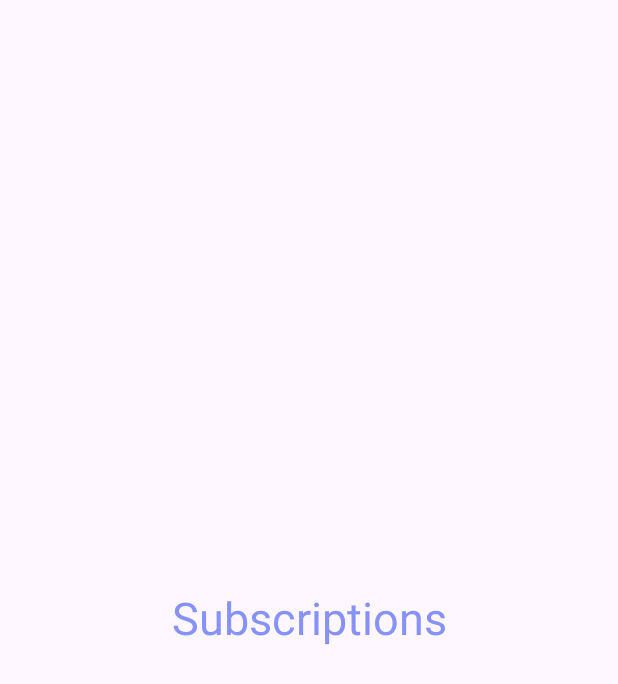
After one commit to Techbite-sudo/bottomNavigationDrawer, an Android app: the fragment SubscriptionFragment shown on its own in the app's theme, on a phone screen of 412 x 824 dp. The commit adds this screen. Shown: the top 684 px of the screen. Run offline under Robolectric (Android 15) with nearby library versions, the phone set to English and light mode, and no system bars.

Commit message:
fragments

```diff
--- /dev/null
+++ b/app/src/main/java/com/example/module3/SubscriptionFragment.java
@@ -0,0 +1,64 @@
+package com.example.module3;
+
+import android.os.Bundle;
+
+import androidx.fragment.app.Fragment;
+
+import android.view.LayoutInflater;
+import android.view.View;
+import android.view.ViewGroup;
+
+/**
+ * A simple {@link Fragment} subclass.
+ * Use the {@link SubscriptionFragment#newInstance} factory method to
+ * create an instance of this fragment.
+ */
+public class SubscriptionFragment extends Fragment {
+
+    // TODO: Rename parameter arguments, choose names that match
+    // the fragment initialization parameters, e.g. ARG_ITEM_NUMBER
+    private static final String ARG_PARAM1 = "param1";
+    private static final String ARG_PARAM2 = "param2";
+
+    // TODO: Rename and change types of parameters
+    private String mParam1;
+    private String mParam2;
+
+    public SubscriptionFragment() {
+        // Required empty public constructor
+    }
+
+    /**
+     * Use this factory method to create a new instance of
+     * this fragment using the provided parameters.
+     *
+     * @param param1 Parameter 1.
+     * @param param2 Parameter 2.
+     * @return A new instance of fragment SubscriptionFragment.
+     */
+    // TODO: Rename and change types and number of parameters
+    public static SubscriptionFragment newInstance(String param1, String param2) {
+        SubscriptionFragment fragment = new SubscriptionFragment();
+        Bundle args = new Bundle();
+        args.putString(ARG_PARAM1, param1);
+        args.putString(ARG_PARAM2, param2);
+        fragment.setArguments(args);
+        return fragment;
+    }
+
+    @Override
+    public void onCreate(Bundle savedInstanceState) {
+        super.onCreate(savedInstanceState);
+        if (getArguments() != null) {
+            mParam1 = getArguments().getString(ARG_PARAM1);
+            mParam2 = getArguments().getString(ARG_PARAM2);
+        }
+    }
+
+    @Override
+    public View onCreateView(LayoutInflater inflater, ViewGroup container,
+                             Bundle savedInstanceState) {
+        // Inflate the layout for this fragment
+        return inflater.inflate(R.layout.fragment_subscription, container, false);
+    }
+}
--- /dev/null
+++ b/app/src/main/res/layout/fragment_subscription.xml
@@ -0,0 +1,18 @@
+<?xml version="1.0" encoding="utf-8"?>
+<FrameLayout xmlns:android="http://schemas.android.com/apk/res/android"
+    xmlns:tools="http://schemas.android.com/tools"
+    android:layout_width="match_parent"
+    android:layout_height="match_parent"
+    tools:context=".SubscriptionFragment">
+
+    <!-- TODO: Update blank fragment layout -->
+    <TextView
+        android:layout_width="match_parent"
+        android:layout_height="match_parent"
+        android:text="Subscriptions"
+        android:gravity="center"
+        android:textSize="30sp"
+        android:textColor="@color/lavender"
+        />
+
+</FrameLayout>
--- a/app/src/main/res/values/strings.xml
+++ b/app/src/main/res/values/strings.xml
@@ -2,5 +2,7 @@
     <string name="app_name">module3</string>
     <string name="open_nav">Open Navigation Drawer</string>
     <string name="close_nav">Close Navigation Drawer</string>
+    <!-- TODO: Remove or change this placeholder text -->
+    <string name="hello_blank_fragment">Hello blank fragment</string>
 
 </resources>
```
Also changed, not shown: app/src/main/java/com/example/module3/HomeFragment.java (added, +64 -0 lines), app/src/main/java/com/example/module3/LibraryFragment.java (added, +64 -0 lines), app/src/main/java/com/example/module3/ShortsFragment.java (added, +64 -0 lines), app/src/main/res/layout/activity_main.xml (+37 -1 lines), app/src/main/res/layout/fragment_home.xml (added, +18 -0 lines), app/src/main/res/layout/fragment_library.xml (added, +18 -0 lines), app/src/main/res/layout/fragment_shorts.xml (added, +18 -0 lines).
